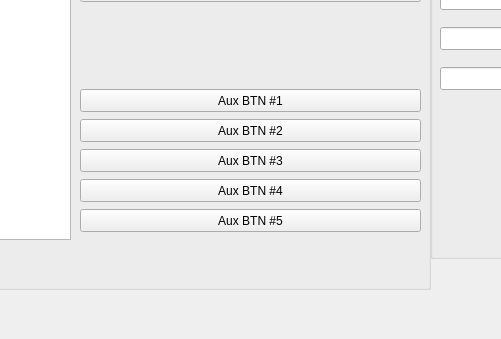
Old version of the form iface.ui in the repository metallistov20/trafinject-2; both pictures show x 410 to 911 and y 278 to 617 of the 1132 by 617 pixel window.
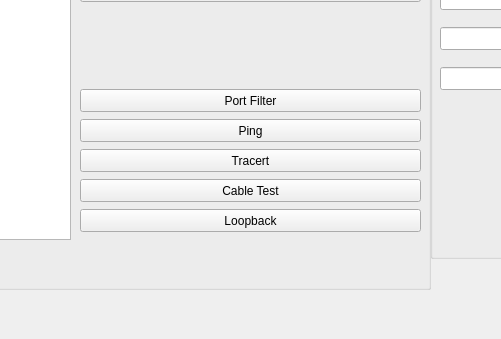
New version of the form.

Commit message: Added 5 functions: <pfilter>, <ping>, <tracert>, <cable>, <loopback>

Diff of the .ui file:
```diff
--- a/iface.ui
+++ b/iface.ui
@@ -207,7 +207,7 @@
       </rect>
      </property>
      <property name="text">
-      <string>Aux BTN #2</string>
+      <string>Ping</string>
      </property>
     </widget>
     <widget class="QPushButton" name="pushButton_11">
@@ -220,7 +220,7 @@
       </rect>
      </property>
      <property name="text">
-      <string>Aux BTN #3</string>
+      <string>Tracert</string>
      </property>
     </widget>
     <widget class="QPushButton" name="pushButton_12">
@@ -233,7 +233,7 @@
       </rect>
      </property>
      <property name="text">
-      <string>Aux BTN #4</string>
+      <string>Cable Test</string>
      </property>
     </widget>
     <widget class="QPushButton" name="pushButton_13">
@@ -246,7 +246,7 @@
       </rect>
      </property>
      <property name="text">
-      <string>Aux BTN #5</string>
+      <string>Loopback</string>
      </property>
     </widget>
     <widget class="QPushButton" name="pushButton_7">
@@ -272,7 +272,7 @@
       </rect>
      </property>
      <property name="text">
-      <string>Aux BTN #1</string>
+      <string>Port Filter</string>
      </property>
     </widget>
     <widget class="QTextBrowser" name="textBrowser">
```
The commit also changes 5 other files.
